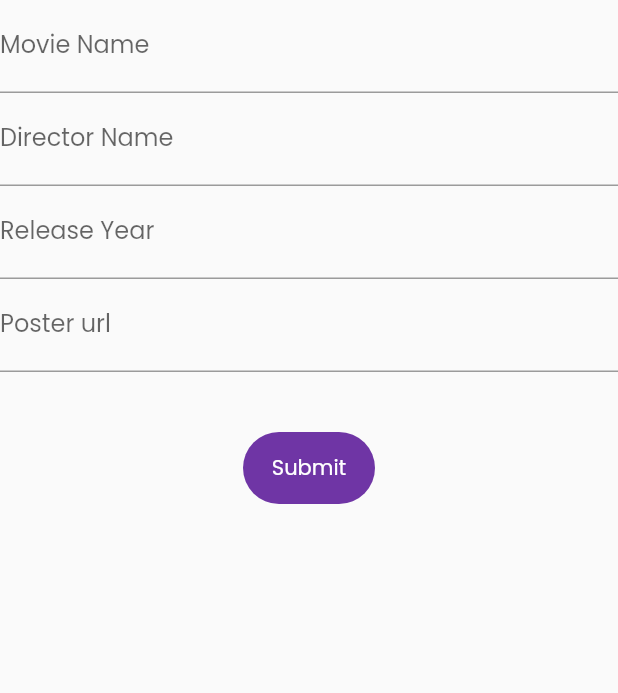
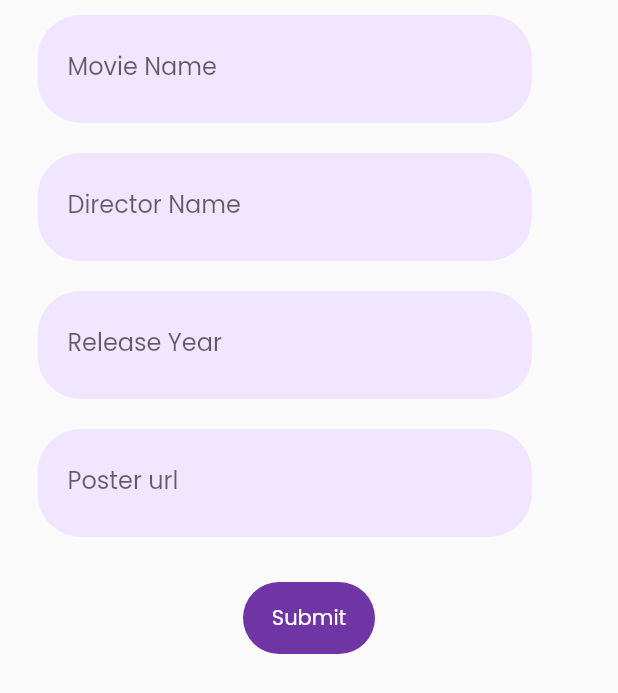
Before and after one commit to AdityaSinghai/MovieApp, a Flutter app: the AddMovieForm screen opened directly, on a phone screen of 412 x 824 dp. Shown: the top 693 px of the screen. Run offline on Flutter 3.47's test engine with Material 2 defaults, Android fonts, the phone set to English and light mode, and no system bars; our stand-ins replace firebase_auth, firebase_core, hive, modal_progress_hud; accounts and stored records are empty; generated files the repository leaves out were written again.

```diff
--- a/lib/Components/movieTile.dart
+++ b/lib/Components/movieTile.dart
@@ -153,7 +153,7 @@ class MovieTile extends StatelessWidget {
                                       Padding(
                                         padding: const EdgeInsets.all(8.0),
                                         child: Container(
-                                          height: MediaQuery.of(context).size.height*0.6,
+                                          height: MediaQuery.of(context).size.height*0.7,
                                             child: EditMovie(currentMovie: currentMovie)),
                                       ));
                             },
--- a/lib/Screens/addMovieForm.dart
+++ b/lib/Screens/addMovieForm.dart
@@ -1,4 +1,5 @@
 import 'package:flutter/material.dart';
+import 'package:movieee_app/Components/text_field_container.dart';
 import 'package:movieee_app/models/movie.dart';
 import 'package:movieee_app/models/movie_data.dart';
 import 'package:provider/provider.dart';
@@ -33,8 +34,11 @@ class _AddMovieFormState extends State<AddMovieForm> {
   final GlobalKey<FormState> _formKey = GlobalKey<FormState>();
 
   Widget _buildDirectorName() {
-    return TextFormField(
-      decoration: InputDecoration(labelText: "Director Name"),
+    return TextFieldContainer(
+      child: TextFormField(
+        cursorColor: Color(0xFF6F35A5),
+        decoration: InputDecoration(labelText: "Director Name",
+          border: InputBorder.none,),
         validator: (String value) {
           if (value.isEmpty) {
             return 'Director name is required';
@@ -44,12 +48,16 @@ class _AddMovieFormState extends State<AddMovieForm> {
         onSaved: (String value) {
           _director = value;
         },
+      ),
     );
   }
 
   Widget _buildMovieName() {
-    return TextFormField(
-      decoration: InputDecoration(labelText: "Movie Name"),
+    return TextFieldContainer(
+      child: TextFormField(
+        cursorColor: Color(0xFF6F35A5),
+        decoration: InputDecoration(labelText: "Movie Name",
+          border: InputBorder.none,),
         validator: (String value) {
           if (value.isEmpty) {
             return 'Movie name is required';
@@ -59,13 +67,17 @@ class _AddMovieFormState extends State<AddMovieForm> {
         onSaved: (String value) {
           _movieName = value;
         },
+      ),
     );
   }
 
   Widget _buildReleaseYear() {
-    return TextFormField(
+    return TextFieldContainer(
+      child: TextFormField(
+        cursorColor: Color(0xFF6F35A5),
         keyboardType: TextInputType.number,
-      decoration: InputDecoration(labelText: "Release Year"),
+        decoration: InputDecoration(labelText: "Release Year",
+          border: InputBorder.none,),
         validator: (String value) {
           if (value.isEmpty) {
             return 'Release year is required';
@@ -75,13 +87,17 @@ class _AddMovieFormState extends State<AddMovieForm> {
         onSaved: (String value) {
           _releaseYear = int.parse(value);
         },
+      ),
     );
   }
 
   Widget _buildPosterURL() {
-    return TextFormField(
+    return TextFieldContainer(
+      child: TextFormField(
+        cursorColor: Color(0xFF6F35A5),
         keyboardType: TextInputType.url,
-      decoration: InputDecoration(labelText: "Poster url"),
+        decoration: InputDecoration(labelText: "Poster url",
+          border: InputBorder.none,),
         validator: (String value) {
           if (value.isEmpty) {
             return 'Poster url is required';
@@ -91,13 +107,16 @@ class _AddMovieFormState extends State<AddMovieForm> {
         onSaved: (String value) {
           _posterURL = value;
         },
+      ),
     );
   }
 
   @override
   Widget build(BuildContext context) {
     return Scaffold(
-        body: Form(
+        body: Padding(
+          padding: const EdgeInsets.symmetric(horizontal: 25.0),
+          child: Form(
             key: _formKey,
             child: Wrap(
               children: [
@@ -108,7 +127,7 @@ class _AddMovieFormState extends State<AddMovieForm> {
 
                 Center(
                   child: Padding(
-                  padding: const EdgeInsets.all(40.0),
+                    padding: const EdgeInsets.all(20.0),
                     child: Container(
                       decoration: BoxDecoration(
                         borderRadius: BorderRadius.all(Radius.circular(30)),
@@ -135,6 +154,7 @@ class _AddMovieFormState extends State<AddMovieForm> {
                 )
               ],
             ),
+          ),
         ));
   }
 }
--- a/lib/Screens/homepage.dart
+++ b/lib/Screens/homepage.dart
@@ -65,7 +65,7 @@ class _HomePageState extends State<HomePage> {
               builder: (context) => Padding(
                 padding: const EdgeInsets.all(10.0),
                 child: Container(
-                    height: MediaQuery.of(context).size.height * 0.6,
+                    height: MediaQuery.of(context).size.height * 0.7,
                     child: AddMovieForm()),
               ),
             );
```
Also changed, not shown: lib/Screens/editForm.dart (+27 -9 lines). Lines whose indentation alone changed are shown as unchanged.
